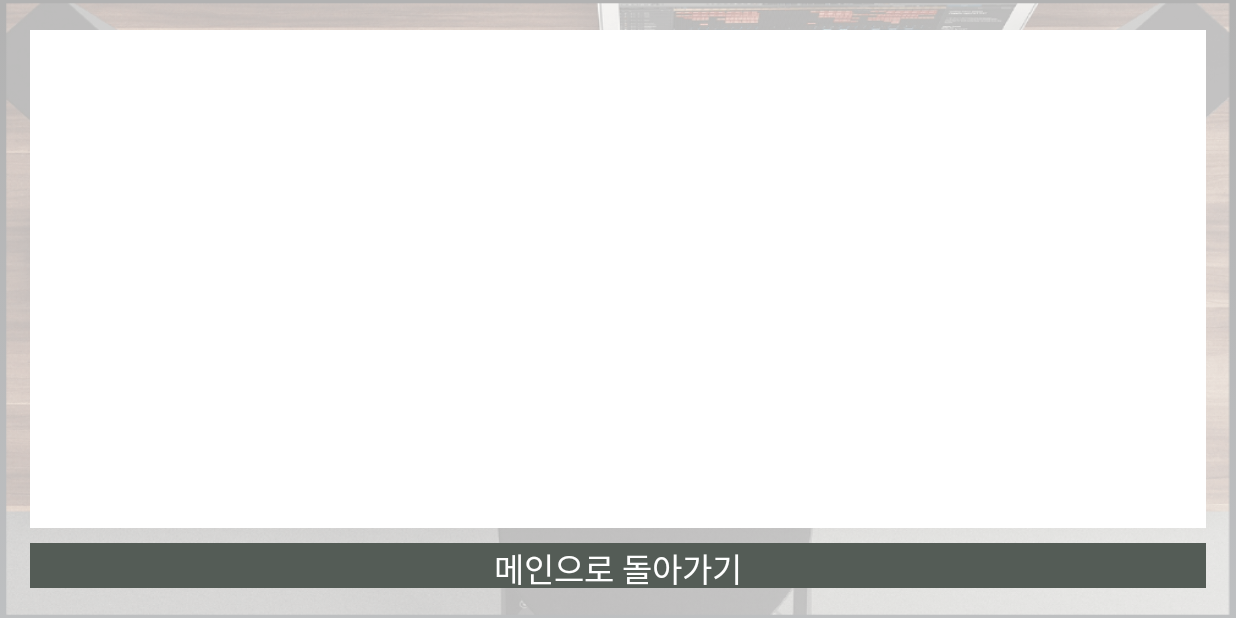
After one commit to true-mind/SwingBeat, an Android app: the RhythmResult screen opened directly, with no data from a screen before it, on a phone screen of 824 x 412 dp (held sideways). The commit adds this screen. Run offline under Robolectric (Android 15) with nearby library versions, the phone set to English and light mode, and no system bars; Roboto replaces fonts that are not available here.

Commit message:
RhythmActivity 수정분 현재 작업 중

```diff
--- a/app/src/main/AndroidManifest.xml
+++ b/app/src/main/AndroidManifest.xml
@@ -23,8 +23,10 @@
             </intent-filter>
         </activity>
         <activity android:name=".ui.RhythmActivity"
-            android:screenOrientation="landscape" >
-        </activity>
+            android:screenOrientation="landscape" />
+        <activity
+            android:name=".ui.RhythmResult"
+            android:screenOrientation="landscape" />
         <activity
             android:name=".ui.GateActivity"
             android:theme="@style/AppThemeGreenBar" />
--- /dev/null
+++ b/app/src/main/java/com/truemind/swingbeat/ui/RhythmResult.java
@@ -0,0 +1,75 @@
+package com.truemind.swingbeat.ui;
+
+import android.os.Bundle;
+import android.support.annotation.Nullable;
+
+import com.truemind.swingbeat.BaseActivity;
+import com.truemind.swingbeat.R;
+
+/**
+ * Created by 현석 on 2017-05-25.
+ */
+
+public class RhythmResult extends BaseActivity {
+
+    @Override
+    protected void onCreate(@Nullable Bundle savedInstanceState) {
+        super.onCreate(savedInstanceState);
+        setContentView(R.layout.activity_rhythm_result);
+    }
+
+    @Override
+    public void onkey1() {
+
+    }
+
+    @Override
+    public void onkey2() {
+
+    }
+
+    @Override
+    public void onkey3() {
+
+    }
+
+    @Override
+    public void onkey4() {
+
+    }
+
+    @Override
+    public void onkey5() {
+
+    }
+
+    @Override
+    public void onkey6() {
+
+    }
+
+    @Override
+    public void onkey7() {
+
+    }
+
+    @Override
+    public void onkey8() {
+
+    }
+
+    @Override
+    public void onkey9() {
+
+    }
+
+    @Override
+    public void onkey10() {
+
+    }
+
+    @Override
+    public void onKeyBack() {
+
+    }
+}
--- /dev/null
+++ b/app/src/main/res/layout/activity_rhythm_result.xml
@@ -0,0 +1,26 @@
+<?xml version="1.0" encoding="utf-8"?>
+<LinearLayout xmlns:android="http://schemas.android.com/apk/res/android"
+    android:orientation="vertical"
+    android:layout_width="match_parent"
+    android:layout_height="match_parent"
+    android:background="@drawable/rhythm_back">
+
+    <LinearLayout
+        style="@style/whiteBackLayoutFullMargin20">
+
+
+
+    </LinearLayout>
+
+    <LinearLayout
+        android:id="@+id/btnMain"
+        style="@style/bottomBtnCommonBase">
+
+        <TextView
+            android:id="@+id/btnText"
+            style="@style/bottomBtnCommonText"
+            android:text="메인으로 돌아가기"/>
+
+    </LinearLayout>
+
+</LinearLayout>
--- a/app/src/main/res/layout/activity_test.xml
+++ b/app/src/main/res/layout/activity_test.xml
@@ -5,7 +5,7 @@
     android:background="@drawable/test_back"
     android:orientation="vertical">
 
-    <FrameLayout style="@style/testWhiteBackLayoutFullMargin20">
+    <FrameLayout style="@style/whiteBackLayoutFullMargin20">
 
         <LinearLayout
             android:layout_width="wrap_content"
--- a/app/src/main/res/layout/activity_test_intro.xml
+++ b/app/src/main/res/layout/activity_test_intro.xml
@@ -5,7 +5,7 @@
     android:background="@drawable/test_back"
     android:orientation="vertical">
 
-    <LinearLayout style="@style/testWhiteBackLayoutFullMargin20">
+    <LinearLayout style="@style/whiteBackLayoutFullMargin20">
 
         <TextView
             android:id="@+id/title"
@@ -120,11 +120,11 @@
 
     <LinearLayout
         android:id="@+id/btnStart"
-        style="@style/testBtnCommonBase">
+        style="@style/bottomBtnCommonBase">
 
         <TextView
             android:id="@+id/btnText"
-            style="@style/testBtnCommonText"
+            style="@style/bottomBtnCommonText"
             android:text="@string/start_test" />
 
     </LinearLayout>
--- a/app/src/main/res/layout/activity_test_result.xml
+++ b/app/src/main/res/layout/activity_test_result.xml
@@ -5,7 +5,7 @@
     android:background="@drawable/test_back"
     android:orientation="vertical">
 
-    <FrameLayout style="@style/testWhiteBackLayoutFullMargin20">
+    <FrameLayout style="@style/whiteBackLayoutFullMargin20">
 
         <TextView
             android:id="@+id/title"
@@ -104,11 +104,11 @@
 
     <LinearLayout
         android:id="@+id/btnBack"
-        style="@style/testBtnCommonBase">
+        style="@style/bottomBtnCommonBase">
 
         <TextView
             android:id="@+id/btnText"
-            style="@style/testBtnCommonText"
+            style="@style/bottomBtnCommonText"
             android:text="@string/goBack" />
 
     </LinearLayout>
--- a/app/src/main/res/values/styles.xml
+++ b/app/src/main/res/values/styles.xml
@@ -127,7 +127,7 @@
         <item name="android:textSize">24sp</item>
     </style>
 
-    <style name="testWhiteBackLayoutFullMargin20">
+    <style name="whiteBackLayoutFullMargin20">
         <item name="android:layout_width">match_parent</item>
         <item name="android:layout_height">0dp</item>
         <item name="android:layout_gravity">center</item>
@@ -140,7 +140,7 @@
         <item name="android:background">#ffffff</item>
     </style>
 
-    <style name="testBtnCommonBase">
+    <style name="bottomBtnCommonBase">
         <item name="android:layout_width">match_parent</item>
         <item name="android:layout_height">30dp</item>
         <item name="android:layout_marginBottom">20dp</item>
@@ -150,7 +150,7 @@
         <item name="android:background">@drawable/s_btn_common_test</item>
     </style>
 
-    <style name="testBtnCommonText">
+    <style name="bottomBtnCommonText">
         <item name="android:layout_width">wrap_content</item>
         <item name="android:layout_height">wrap_content</item>
         <item name="android:textSize">22sp</item>
```
Also changed, not shown: app/src/main/java/com/truemind/swingbeat/ui/TestIntro.java (+13 -7 lines), app/src/main/java/com/truemind/swingbeat/ui/TestResult.java (+12 -8 lines).
